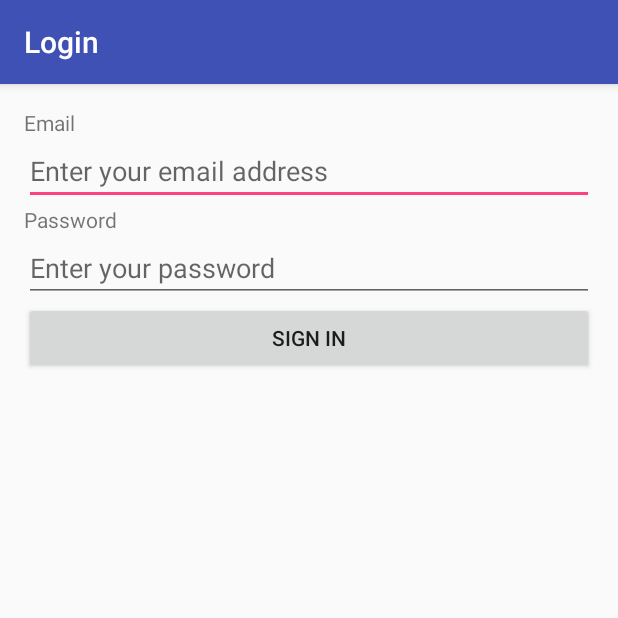
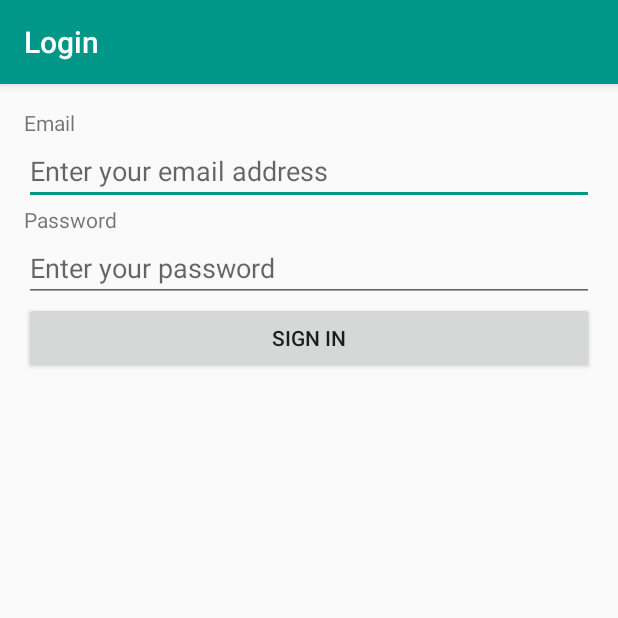
Before and after one commit to iusmaharjan/Android-MVP, an Android app: the screen it shows after launch (LoginActivity), on a phone screen of 412 x 824 dp, the top half of it. Run offline under Robolectric (Android 15) with nearby library versions, the phone set to English and light mode, and no system bars; our stand-ins replace ButterKnife, Timber; 1 statement that could not run was skipped.

```diff
--- a/app/src/main/AndroidManifest.xml
+++ b/app/src/main/AndroidManifest.xml
@@ -9,7 +9,7 @@
         android:supportsRtl="true"
         android:name=".MVPApplication"
         android:theme="@style/AppTheme">
-        <activity android:name=".LoginActivity" android:label="@string/login_activity">
+        <activity android:name=".login.LoginActivity" android:label="@string/login_activity">
             <intent-filter>
                 <action android:name="android.intent.action.MAIN" />
 
--- a/app/src/main/java/com/example/ayush/mvpcleanarchitecture/LoginActivity.java
+++ /dev/null
@@ -1,29 +0,0 @@
-package com.example.ayush.mvpcleanarchitecture;
-
-import android.support.v7.app.AppCompatActivity;
-import android.os.Bundle;
-import android.widget.Button;
-import android.widget.EditText;
-
-import butterknife.Bind;
-import butterknife.ButterKnife;
-
-public class LoginActivity extends AppCompatActivity {
-
-    @Bind(R.id.activity_login_edittext_email)
-    EditText emailEditText;
-
-    @Bind(R.id.activity_login_edittext_password)
-    EditText passwordEditText;
-
-    @Bind(R.id.activity_login_button_signin)
-    Button signinButton;
-
-    @Override
-    protected void onCreate(Bundle savedInstanceState) {
-        super.onCreate(savedInstanceState);
-        setContentView(R.layout.activity_login);
-
-        ButterKnife.bind(this);
-    }
-}
--- /dev/null
+++ b/app/src/main/java/com/example/ayush/mvpcleanarchitecture/login/LoginActivity.java
@@ -0,0 +1,60 @@
+package com.example.ayush.mvpcleanarchitecture.login;
+
+import android.support.v7.app.AppCompatActivity;
+import android.os.Bundle;
+import android.view.View;
+import android.widget.Button;
+import android.widget.EditText;
+import android.widget.Toast;
+
+import com.example.ayush.mvpcleanarchitecture.R;
+
+import butterknife.Bind;
+import butterknife.ButterKnife;
+import butterknife.OnClick;
+
+public class LoginActivity extends AppCompatActivity implements LoginView {
+
+    private LoginPresenter presenter;
+
+    @Bind(R.id.activity_login_edittext_email)
+    EditText emailEditText;
+
+    @Bind(R.id.activity_login_edittext_password)
+    EditText passwordEditText;
+
+    @Bind(R.id.activity_login_button_signin)
+    Button signinButton;
+
+    @Override
+    protected void onCreate(Bundle savedInstanceState) {
+        super.onCreate(savedInstanceState);
+        setContentView(R.layout.activity_login);
+
+        ButterKnife.bind(this);
+
+        presenter = new LoginPresenterImpl(this);
+
+    }
+
+    @Override
+    public void setUsernameError() {
+        emailEditText.setError(getString(R.string.error_email));
+    }
+
+    @Override
+    public void setPasswordError() {
+        passwordEditText.setError(getString(R.string.error_password));
+    }
+
+    @Override
+    public void loginUser() {
+        Toast.makeText(this, "Login Successful", Toast.LENGTH_LONG).show();
+    }
+
+    @OnClick(R.id.activity_login_button_signin)
+    public void login() {
+        presenter.validateCredentials(emailEditText.getText().toString(), passwordEditText.getText().toString());
+    }
+
+}
--- /dev/null
+++ b/app/src/main/java/com/example/ayush/mvpcleanarchitecture/login/LoginInteractor.java
@@ -0,0 +1,12 @@
+package com.example.ayush.mvpcleanarchitecture.login;
+
+public interface LoginInteractor {
+
+    interface OnLoginFinishedListener {
+        void onUsernameError();
+        void onPasswordError();
+        void onSuccess();
+    }
+
+    void login(String email, String password, OnLoginFinishedListener listener);
+}
--- /dev/null
+++ b/app/src/main/java/com/example/ayush/mvpcleanarchitecture/login/LoginPresenter.java
@@ -0,0 +1,7 @@
+package com.example.ayush.mvpcleanarchitecture.login;
+
+public interface LoginPresenter {
+
+    void validateCredentials(String email, String password);
+
+}
--- /dev/null
+++ b/app/src/main/java/com/example/ayush/mvpcleanarchitecture/login/LoginPresenterImpl.java
@@ -0,0 +1,32 @@
+package com.example.ayush.mvpcleanarchitecture.login;
+
+public class LoginPresenterImpl implements LoginPresenter, LoginInteractor.OnLoginFinishedListener {
+
+    private LoginView loginView;
+    private LoginInteractor loginInteractor;
+
+    public LoginPresenterImpl(LoginView loginView) {
+        this.loginView = loginView;
+        this.loginInteractor = new LoginInteractorImpl();
+    }
+
+    @Override
+    public void validateCredentials(String email, String password) {
+        loginInteractor.login(email, password, this);
+    }
+
+    @Override
+    public void onUsernameError() {
+        loginView.setUsernameError();
+    }
+
+    @Override
+    public void onPasswordError() {
+        loginView.setPasswordError();
+    }
+
+    @Override
+    public void onSuccess() {
+        loginView.loginUser();
+    }
+}
--- /dev/null
+++ b/app/src/main/java/com/example/ayush/mvpcleanarchitecture/login/LoginView.java
@@ -0,0 +1,10 @@
+package com.example.ayush.mvpcleanarchitecture.login;
+
+public interface LoginView {
+
+    void setUsernameError();
+
+    void setPasswordError();
+
+    void loginUser();
+}
--- a/app/src/main/res/layout/activity_login.xml
+++ b/app/src/main/res/layout/activity_login.xml
@@ -8,7 +8,7 @@
     android:paddingRight="@dimen/activity_horizontal_margin"
     android:paddingTop="@dimen/activity_vertical_margin"
     android:orientation="vertical"
-    tools:context="com.example.ayush.mvpcleanarchitecture.LoginActivity">
+    tools:context=".login.LoginActivity">
 
     <TextView
         android:id="@+id/activity_login_textview_email"
--- a/app/src/main/res/values/colors.xml
+++ b/app/src/main/res/values/colors.xml
@@ -1,6 +1,6 @@
 <?xml version="1.0" encoding="utf-8"?>
 <resources>
-    <color name="colorPrimary">#3F51B5</color>
-    <color name="colorPrimaryDark">#303F9F</color>
-    <color name="colorAccent">#FF4081</color>
+    <color name="colorPrimary">#FF009688</color>
+    <color name="colorPrimaryDark">#00796b</color>
+    <color name="colorAccent">#FF009688</color>
 </resources>
--- a/app/src/main/res/values/strings.xml
+++ b/app/src/main/res/values/strings.xml
@@ -10,5 +10,7 @@
     <string name="edittext_email">Enter your email address</string>
     <string name="edittext_password">Enter your password</string>
     <string name="signin_button_text">Sign In</string>
+    <string name="error_email">Invalid email address</string>
+    <string name="error_password">Invalid password</string>
 
 </resources>
```
Also changed, not shown: app/src/main/java/com/example/ayush/mvpcleanarchitecture/login/LoginInteractorImpl.java (added, +36 -0 lines).
